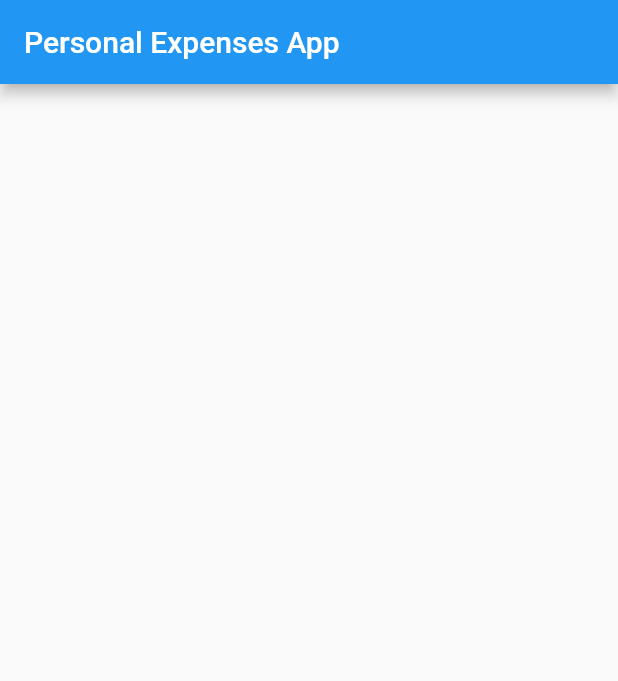
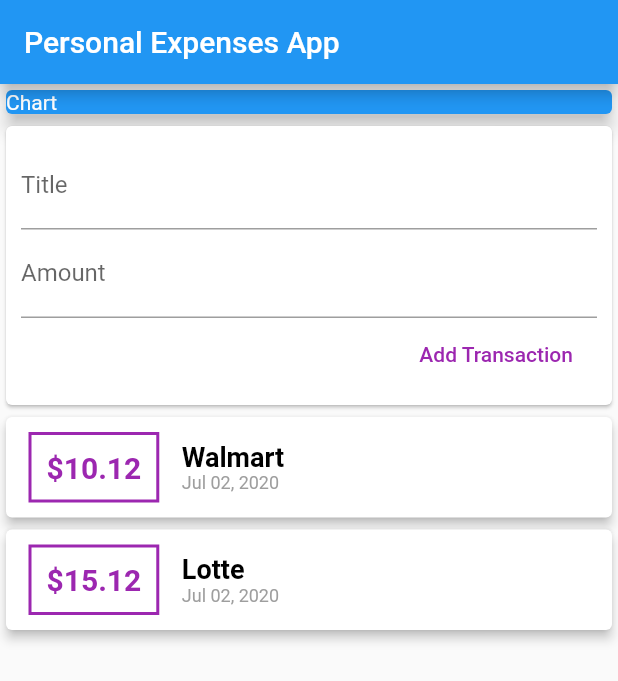
Before and after one commit to ajayy004/hello-flutter, a Flutter app: the screen it shows after launch, on a phone screen of 412 x 824 dp. Shown: the top 681 px of the screen. Run offline on Flutter 3.47's test engine with Material 2 defaults, Android fonts, the phone set to English and light mode, and no system bars.

Commit message:
added input card for adding trasnaction

```diff
--- a/flutter/personal_expenses_app/lib/main.dart
+++ b/flutter/personal_expenses_app/lib/main.dart
@@ -1,8 +1,31 @@
 import 'package:flutter/material.dart';
+import './transaction.dart';
+import 'package:intl/intl.dart';
 
 void main() => runApp(HomePage());
 
 class HomePage extends StatelessWidget {
+  final List<Transaction> transactions = [
+    Transaction(
+      id: '1',
+      title: 'Walmart',
+      amount: 10.12,
+      date: DateTime.now(),
+    ),
+    Transaction(
+      id: '2',
+      title: 'Lotte',
+      amount: 15.12,
+      date: DateTime.now(),
+    ),
+  ];
+
+  // String titleInput;
+  // String amountInput;
+
+  final titleControler = TextEditingController();
+  final amountControler = TextEditingController();
+
   @override
   Widget build(BuildContext context) {
     return MaterialApp(
@@ -10,6 +33,107 @@ class HomePage extends StatelessWidget {
         appBar: AppBar(
           title: Text("Personal Expenses App"),
         ),
+        body: Column(
+          children: <Widget>[
+            Container(
+              width: double.infinity,
+              child: Card(
+                color: Colors.blue,
+                child: Text(
+                  'Chart',
+                  style: TextStyle(color: Colors.white),
+                ),
+                elevation: 5,
+              ),
+            ),
+            Card(
+              child: Container(
+                padding: EdgeInsets.all(10),
+                child: Column(
+                  crossAxisAlignment: CrossAxisAlignment.end,
+                  children: <Widget>[
+                    TextField(
+                      decoration: InputDecoration(labelText: 'Title'),
+                      controller: titleControler,
+                      // onChanged: (value) {
+                      //   titleInput = value;
+                      // },
+                    ),
+                    TextField(
+                      decoration: InputDecoration(labelText: 'Amount'),
+                      keyboardType:
+                          TextInputType.numberWithOptions(decimal: true),
+                      controller: amountControler,
+                      // onChanged: (value) {
+                      //   amountInput = value;
+                      // },
+                    ),
+                    FlatButton(
+                      child: Text('Add Transaction'),
+                      textColor: Colors.purple,
+                      onPressed: () {
+                        print(titleControler.text);
+                        print(amountControler.text);
+                      },
+                    )
+                  ],
+                ),
+              ),
+            ),
+            Column(
+              children: transactions
+                  .map((txn) => Card(
+                        elevation: 3,
+                        child: Row(
+                          children: <Widget>[
+                            Container(
+                              padding: EdgeInsets.all(10),
+                              margin: EdgeInsets.symmetric(
+                                vertical: 10,
+                                horizontal: 15,
+                              ),
+                              decoration: BoxDecoration(
+                                border: Border.all(
+                                  width: 2,
+                                  color: Colors.purple,
+                                ),
+                              ),
+                              child: Text(
+                                '\$${txn.amount}',
+                                style: TextStyle(
+                                  fontWeight: FontWeight.bold,
+                                  fontSize: 20,
+                                  color: Colors.purple,
+                                ),
+                              ),
+                            ),
+                            Column(
+                              crossAxisAlignment: CrossAxisAlignment.start,
+                              children: <Widget>[
+                                Text(
+                                  txn.title,
+                                  style: TextStyle(
+                                    fontSize: 18,
+                                    color: Colors.black,
+                                    fontWeight: FontWeight.bold,
+                                  ),
+                                ),
+                                Text(
+                                  DateFormat('MMM dd, yyyy').format(txn.date),
+                                  style: TextStyle(
+                                    fontSize: 12,
+                                    color: Colors.grey,
+                                  ),
+                                ),
+                              ],
+                            ),
+                          ],
+                        ),
+                      ))
+                  .toList(),
+            )
+          ],
+        ),
       ),
     );
   }
--- /dev/null
+++ b/flutter/personal_expenses_app/lib/transaction.dart
@@ -0,0 +1,15 @@
+import 'package:flutter/foundation.dart';
+
+class Transaction {
+  final String id;
+  final String title;
+  final double amount;
+  final DateTime date;
+
+  Transaction({
+    @required this.id,
+    @required this.title,
+    @required this.amount,
+    @required this.date,
+  });
+}
```
Also changed, not shown: flutter/personal_expenses_app/pubspec.yaml (+2 -7 lines), flutter/personal_expenses_app/pubspec.lock.
